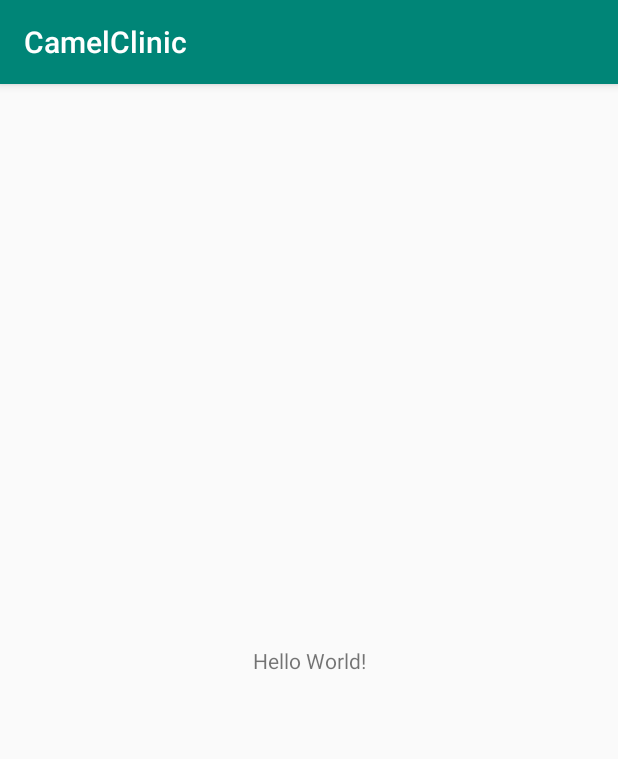
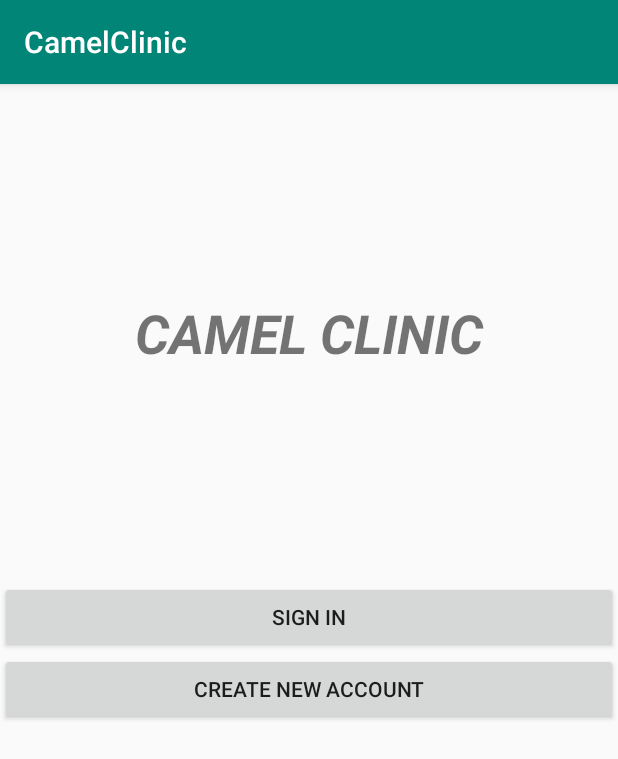
Before and after one commit to EricHaggar/clinigo, an Android app: the screen it shows after launch (MainActivity), on a phone screen of 412 x 824 dp. Shown: the top 759 px of the screen. Run offline under Robolectric (Android 15) with nearby library versions, the phone set to English and light mode, and no system bars.

Commit message:
Added First screen: option to login or create a new account

```diff
--- a/app/src/main/res/layout/activity_main.xml
+++ b/app/src/main/res/layout/activity_main.xml
@@ -6,13 +6,33 @@
     android:layout_height="match_parent"
     tools:context=".MainActivity">
 
-    <TextView
-        android:layout_width="wrap_content"
-        android:layout_height="wrap_content"
-        android:text="Hello World!"
-        app:layout_constraintBottom_toBottomOf="parent"
-        app:layout_constraintLeft_toLeftOf="parent"
-        app:layout_constraintRight_toRightOf="parent"
-        app:layout_constraintTop_toTopOf="parent" />
+    <LinearLayout
+        android:layout_width="match_parent"
+        android:layout_height="match_parent"
+        android:orientation="vertical"
+        tools:layout_editor_absoluteX="138dp"
+        tools:layout_editor_absoluteY="237dp">
 
+        <TextView
+            android:id="@+id/textView"
+            android:layout_width="match_parent"
+            android:layout_height="331dp"
+            android:gravity="center"
+            android:text="CAMEL Clinic"
+            android:textAllCaps="true"
+            android:textSize="36sp"
+            android:textStyle="bold|italic" />
+
+        <Button
+            android:id="@+id/button"
+            android:layout_width="match_parent"
+            android:layout_height="wrap_content"
+            android:text="Sign in" />
+
+        <Button
+            android:id="@+id/button2"
+            android:layout_width="match_parent"
+            android:layout_height="wrap_content"
+            android:text="Create new account" />
+    </LinearLayout>
 </androidx.constraintlayout.widget.ConstraintLayout>
```
